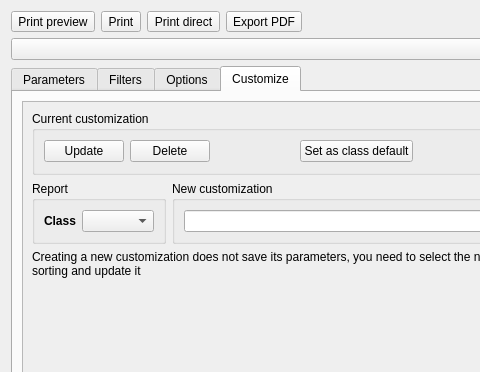
The window that App/Ui/PrintDialog.ui (paolodestefani/pySagra) describes before a commit, drawn with Qt 5; both pictures show x 0 to 480 and y 0 to 372 of the 758 by 493 pixel window.
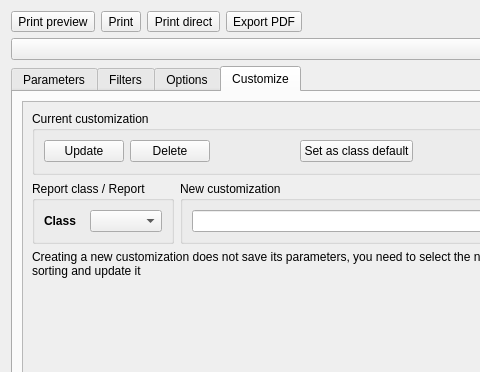
The same window after the commit. The open tabs and pages were chosen to show the change. Custom widgets are drawn as their Qt base class.

```diff
--- a/App/Ui/PrintDialog.ui
+++ b/App/Ui/PrintDialog.ui
@@ -615,7 +615,7 @@
              <item>
               <widget class="QGroupBox" name="groupBox">
                <property name="title">
-                <string>Report</string>
+                <string>Report class / Report</string>
                </property>
                <layout class="QVBoxLayout" name="verticalLayout">
                 <item>
```
